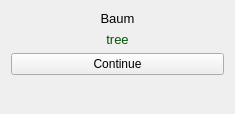
Above: src/practice/practice_widget_flashcard.ui from KDE/parley before the change. Below: the same form after it.
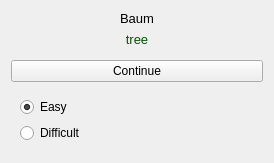
That is the form after the change.

```diff
--- a/src/practice/practice_widget_flashcard.ui
+++ b/src/practice/practice_widget_flashcard.ui
@@ -6,8 +6,8 @@
    <rect>
     <x>0</x>
     <y>0</y>
-    <width>235</width>
-    <height>114</height>
+    <width>274</width>
+    <height>163</height>
    </rect>
   </property>
   <property name="windowTitle">
@@ -108,13 +108,6 @@
      </property>
     </widget>
    </item>
-   <item>
-    <widget class="QPushButton" name="continueButton">
-     <property name="text">
-      <string>Continue</string>
-     </property>
-    </widget>
-   </item>
    <item>
     <spacer name="verticalSpacer">
      <property name="orientation">
@@ -128,6 +121,44 @@
      </property>
     </spacer>
    </item>
+   <item>
+    <widget class="QPushButton" name="continueButton">
+     <property name="text">
+      <string>Continue</string>
+     </property>
+    </widget>
+   </item>
+   <item>
+    <widget class="QStackedWidget" name="ratingStack">
+     <property name="currentIndex">
+      <number>1</number>
+     </property>
+     <widget class="QWidget" name="page">
+      <layout class="QHBoxLayout" name="horizontalLayout"/>
+     </widget>
+     <widget class="QWidget" name="page_2">
+      <layout class="QVBoxLayout" name="verticalLayout_2">
+       <item>
+        <widget class="QRadioButton" name="easyButton">
+         <property name="text">
+          <string>Easy</string>
+         </property>
+         <property name="checked">
+          <bool>true</bool>
+         </property>
+        </widget>
+       </item>
+       <item>
+        <widget class="QRadioButton" name="difficultButton">
+         <property name="text">
+          <string>Difficult</string>
+         </property>
+        </widget>
+       </item>
+      </layout>
+     </widget>
+    </widget>
+   </item>
   </layout>
  </widget>
  <resources/>
```
